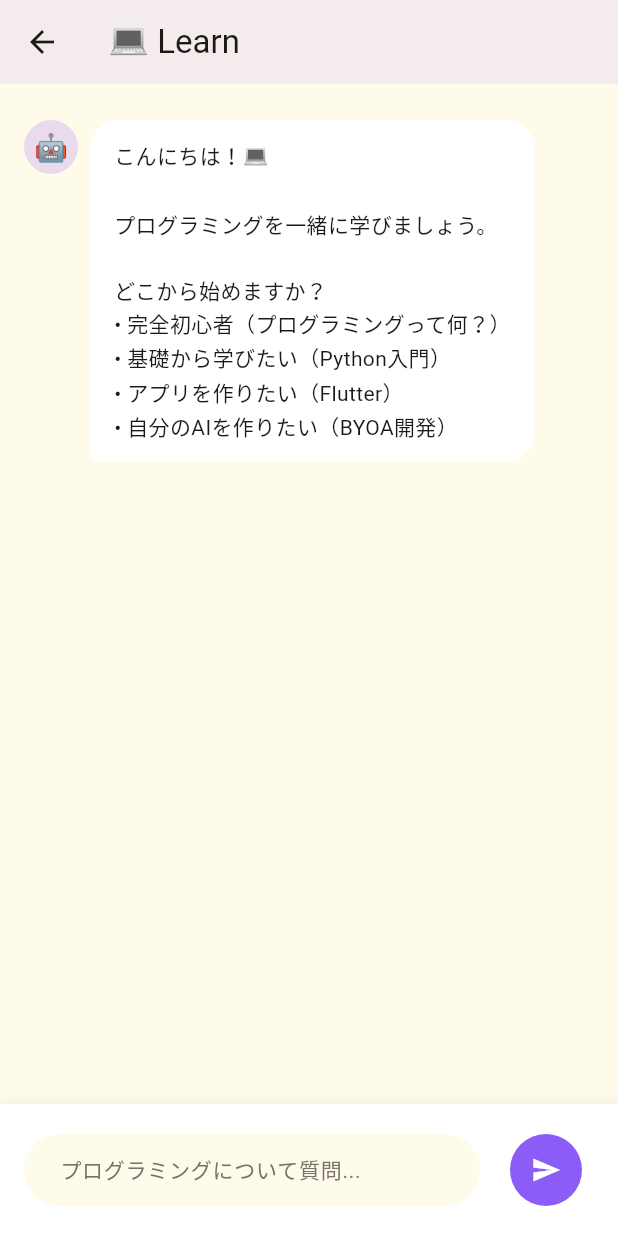
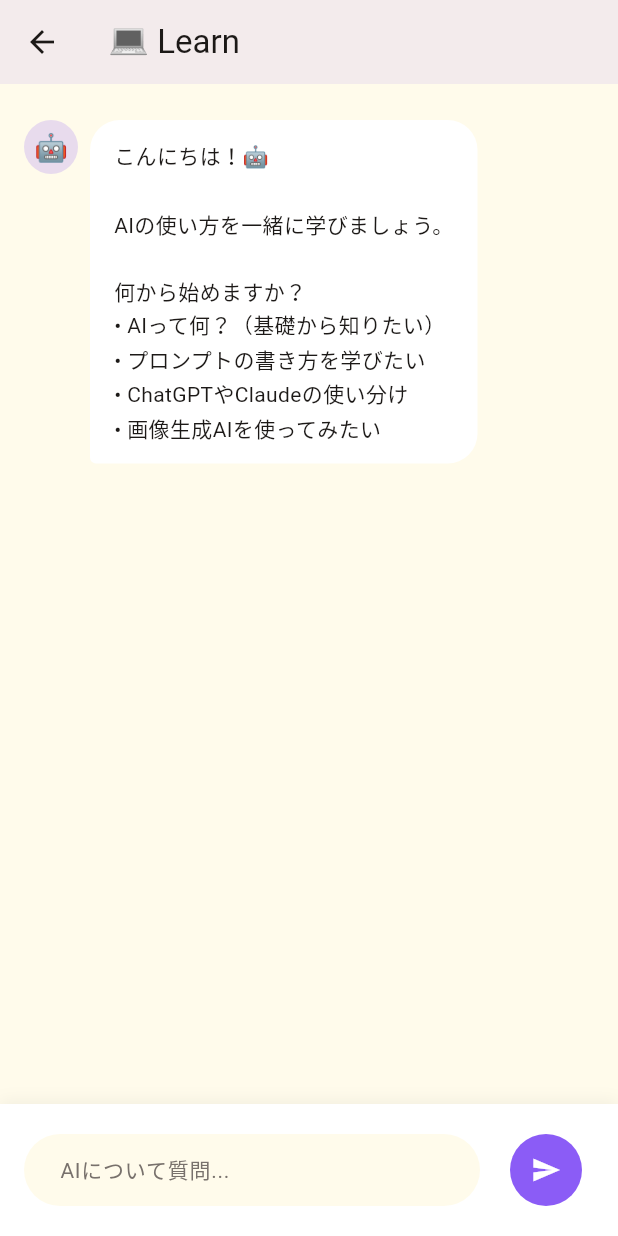
Before and after one commit to aiseed-dev/aiseed, a Flutter app: the LearnChatScreen screen opened directly, on a phone screen of 412 x 824 dp. Run offline on Flutter 3.47's test engine with Material 3 defaults, Android fonts, the phone set to English and light mode, and no system bars; our stand-ins replace shared_preferences; accounts and stored records are empty.

Commit message:
feat: Add session-based management and update Learn service
- Replace IP-based rate limiting with session ID management in Go gateway
- Add session creation endpoint (/public/session)
- Update Learn service from programming to AI learning
- Add SessionService in Flutter for session ID handling
- All chat screens now include X-Session-ID header
- Service descriptions updated (Spark, Grow, Learn, Create)

````diff
--- a/frontend/aiseed/lib/config/api_config.dart
+++ b/frontend/aiseed/lib/config/api_config.dart
@@ -2,6 +2,9 @@
 class ApiConfig {
   /// 本番サーバーURL
   static const String baseUrl = 'https://api.aiseed.dev';
+
+  /// セッション作成エンドポイント
+  static String get sessionEndpoint => '$baseUrl/public/session';
 
   /// 各サービスのエンドポイント（Public API）
   static String get sparkConversation => '$baseUrl/public/conversation';
--- a/frontend/aiseed/lib/screens/learn/learn_chat_screen.dart
+++ b/frontend/aiseed/lib/screens/learn/learn_chat_screen.dart
@@ -2,10 +2,11 @@ import 'dart:convert';
 import 'package:flutter/material.dart';
 import 'package:http/http.dart' as http;
 import '../../config/api_config.dart';
+import '../../services/session_service.dart';
 import '../../theme/app_colors.dart';
 import '../../theme/app_text_styles.dart';
 
-/// Learn チャット画面 - プログラミング学習AI対話
+/// Learn チャット画面 - AIと一緒にAIの使い方を学ぶ
 class LearnChatScreen extends StatefulWidget {
   const LearnChatScreen({super.key});
 
@@ -23,13 +24,13 @@ class _LearnChatScreenState extends State<LearnChatScreen> {
   void initState() {
     super.initState();
     _addAIMessage(
-      'こんにちは！💻\n\n'
-      'プログラミングを一緒に学びましょう。\n\n'
-      'どこから始めますか？\n'
-      '• 完全初心者（プログラミングって何？）\n'
-      '• 基礎から学びたい（Python入門）\n'
-      '• アプリを作りたい（Flutter）\n'
-      '• 自分のAIを作りたい（BYOA開発）',
+      'こんにちは！🤖\n\n'
+      'AIの使い方を一緒に学びましょう。\n\n'
+      '何から始めますか？\n'
+      '• AIって何？（基礎から知りたい）\n'
+      '• プロンプトの書き方を学びたい\n'
+      '• ChatGPTやClaudeの使い分け\n'
+      '• 画像生成AIを使ってみたい',
     );
   }
 
@@ -160,7 +161,7 @@ class _LearnChatScreenState extends State<LearnChatScreen> {
             child: TextField(
               controller: _controller,
               decoration: InputDecoration(
-                hintText: 'プログラミングについて質問...',
+                hintText: 'AIについて質問...',
                 hintStyle: AppTextStyles.bodyMedium.copyWith(
                   color: AppColors.textSecondary,
                 ),
@@ -246,16 +247,23 @@ class _LearnChatScreenState extends State<LearnChatScreen> {
         )
         .toList();
 
+    final sessionId = await SessionService.getSessionId();
+
     final response = await http
         .post(
           Uri.parse(ApiConfig.learnConversation),
-          headers: {'Content-Type': 'application/json'},
+          headers: {
+            'Content-Type': 'application/json',
+            'X-Session-ID': sessionId,
+          },
           body: jsonEncode({
             'user_message': userMessage,
             'conversation_history': history,
           }),
         )
         .timeout(const Duration(seconds: 60));
+
+    await SessionService.updateFromResponse(response);
 
     if (response.statusCode == 200) {
       final data = jsonDecode(response.body);
@@ -268,31 +276,33 @@ class _LearnChatScreenState extends State<LearnChatScreen> {
   String _getOfflineResponse(String userMessage) {
     final lowerMsg = userMessage.toLowerCase();
 
-    if (lowerMsg.contains('初心者') || lowerMsg.contains('始め')) {
-      return 'プログラミング初心者ですね！👍\n\n'
-          'まずはPythonから始めましょう。\n'
-          'シンプルで読みやすく、AIにも使われています。\n\n'
-          '最初の一歩：\n'
-          '```python\n'
-          'print("Hello, World!")\n'
-          '```\n\n'
-          'これを実行すると「Hello, World!」と表示されます。\n'
-          '試してみましょう！';
-    } else if (lowerMsg.contains('python')) {
-      return 'Python良い選択です！🐍\n\n'
-          '何を作りたいですか？\n'
-          '• Webアプリ\n'
-          '• データ分析\n'
-          '• AIエージェント';
-    } else if (lowerMsg.contains('flutter') || lowerMsg.contains('アプリ')) {
-      return 'アプリ開発ですね！📱\n\n'
-          'Flutterなら1つのコードでiOSとAndroid両方のアプリが作れます。\n\n'
-          'まずは環境構築から始めましょうか？';
-    } else if (lowerMsg.contains('ai') || lowerMsg.contains('エージェント')) {
-      return 'BYOA開発ですね！🤖\n\n'
-          '自分だけのAIエージェントを作りましょう。\n\n'
-          'Claude SDKを使えば、比較的簡単に作れます。\n'
-          'どんなエージェントを作りたいですか？';
+    if (lowerMsg.contains('初心者') || lowerMsg.contains('始め') || lowerMsg.contains('基礎')) {
+      return 'AI初心者ですね！🤖\n\n'
+          'AIは「人工知能」の略で、人間のように考えたり学んだりするコンピュータプログラムです。\n\n'
+          '最近話題のChatGPTやClaudeは「大規模言語モデル（LLM）」と呼ばれ、'
+          '文章を理解して返答することができます。\n\n'
+          '何か具体的に知りたいことはありますか？';
+    } else if (lowerMsg.contains('プロンプト')) {
+      return 'プロンプトの書き方ですね！✍️\n\n'
+          'プロンプトとは、AIへの指示文のことです。\n\n'
+          'コツは3つ：\n'
+          '1. 具体的に書く\n'
+          '2. 役割を与える（「あなたは〇〇の専門家です」）\n'
+          '3. 出力形式を指定する\n\n'
+          '試しに何か聞いてみますか？';
+    } else if (lowerMsg.contains('chatgpt') || lowerMsg.contains('claude')) {
+      return 'AIツールの使い分けですね！🔧\n\n'
+          '• ChatGPT: 汎用性が高い、プラグイン豊富\n'
+          '• Claude: 長文が得意、日本語も自然\n'
+          '• Gemini: Google連携が便利\n\n'
+          '用途によって使い分けるのがオススメです！';
+    } else if (lowerMsg.contains('画像') || lowerMsg.contains('生成')) {
+      return '画像生成AIですね！🎨\n\n'
+          '代表的なツール：\n'
+          '• DALL-E 3: ChatGPTから使える\n'
+          '• Midjourney: アート向け、高品質\n'
+          '• Stable Diffusion: 無料で使える\n\n'
+          'どんな画像を作りたいですか？';
     } else {
       return '面白いですね！\n\nもう少し詳しく教えてもらえますか？';
     }
````
Also changed, not shown: frontend/aiseed/lib/screens/create/create_chat_screen.dart (+9 -1 lines), frontend/aiseed/lib/screens/grow/grow_chat_screen.dart (+9 -1 lines), frontend/aiseed/lib/screens/spark/part3_chat_screen.dart (+11 -1 lines), frontend/aiseed/lib/services/session_service.dart (added, +97 -0 lines), 2 other files.
